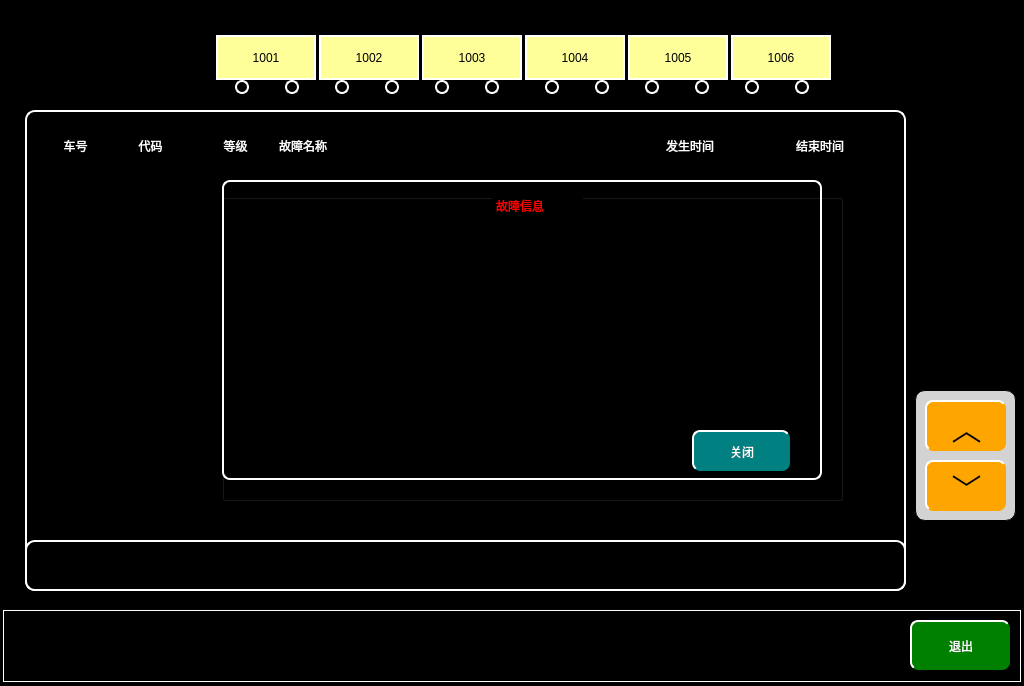
Before: the Qt Designer form maintaincefaultshowpage.ui in mayue-crrc/ShenyangMetro9DB, drawn with Qt 5.
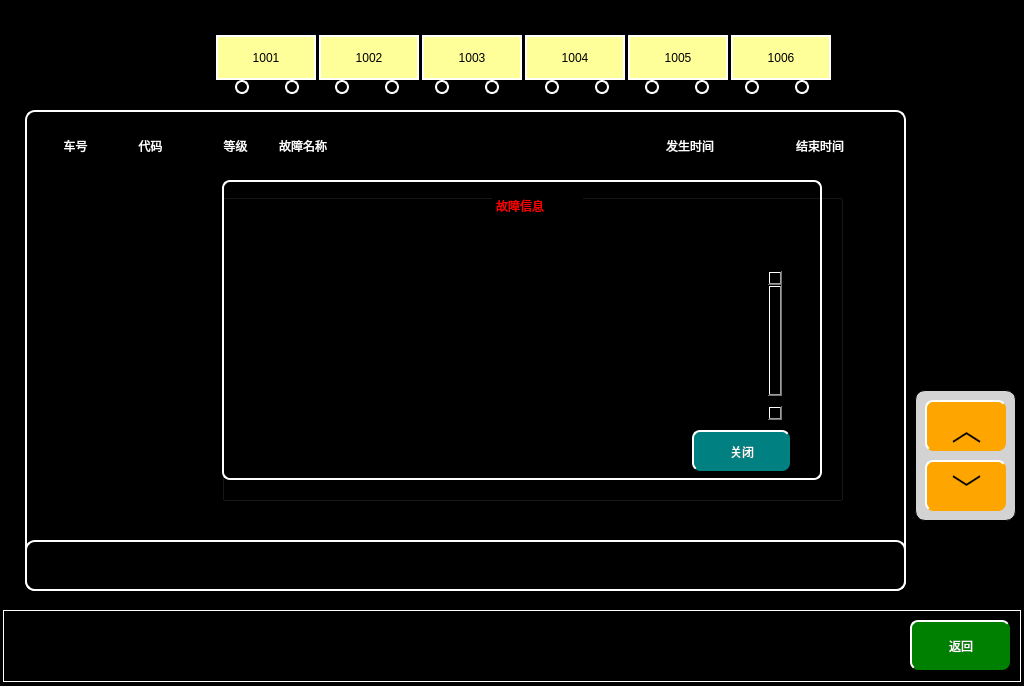
After: the same form once the commit is applied. Icons and pictures are not drawn.

What changed in the file:
```diff
--- a/maintaincefaultshowpage.ui
+++ b/maintaincefaultshowpage.ui
@@ -59,7 +59,7 @@
 }</string>
    </property>
    <property name="text">
-    <string>退出</string>
+    <string>返回</string>
    </property>
   </widget>
   <widget class="QLabel" name="label_2">
@@ -2041,6 +2041,7 @@
 &lt;p style=&quot;-qt-paragraph-type:empty; margin-top:0px; margin-bottom:0px; margin-left:0px; margin-right:0px; -qt-block-indent:0; text-indent:0px;&quot;&gt;&lt;/p&gt;
 &lt;p style=&quot;-qt-paragraph-type:empty; margin-top:0px; margin-bottom:0px; margin-left:0px; margin-right:0px; -qt-block-indent:0; text-indent:0px;&quot;&gt;&lt;/p&gt;
 &lt;p style=&quot;-qt-paragraph-type:empty; margin-top:0px; margin-bottom:0px; margin-left:0px; margin-right:0px; -qt-block-indent:0; text-indent:0px;&quot;&gt;&lt;/p&gt;
+&lt;p style=&quot;-qt-paragraph-type:empty; margin-top:0px; margin-bottom:0px; margin-left:0px; margin-right:0px; -qt-block-indent:0; text-indent:0px;&quot;&gt;&lt;/p&gt;
 &lt;p style=&quot;-qt-paragraph-type:empty; margin-top:0px; margin-bottom:0px; margin-left:0px; margin-right:0px; -qt-block-indent:0; text-indent:0px;&quot;&gt;&lt;/p&gt;&lt;/td&gt;&lt;/tr&gt;&lt;/table&gt;&lt;/body&gt;&lt;/html&gt;</string>
     </property>
    </widget>
```
